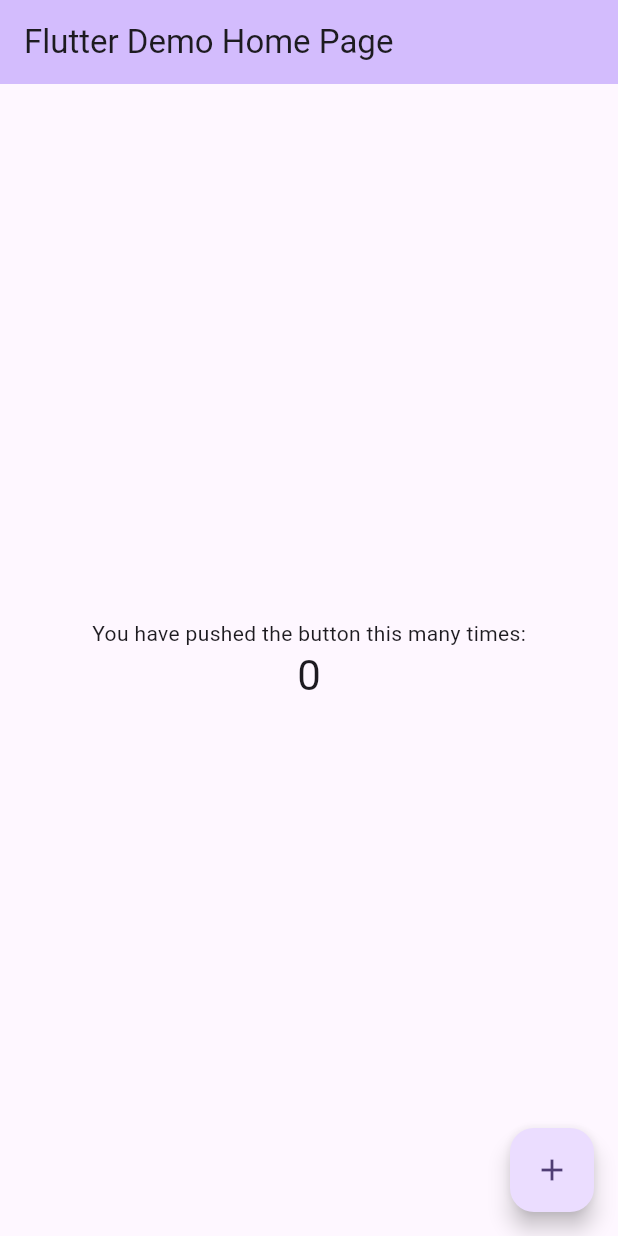
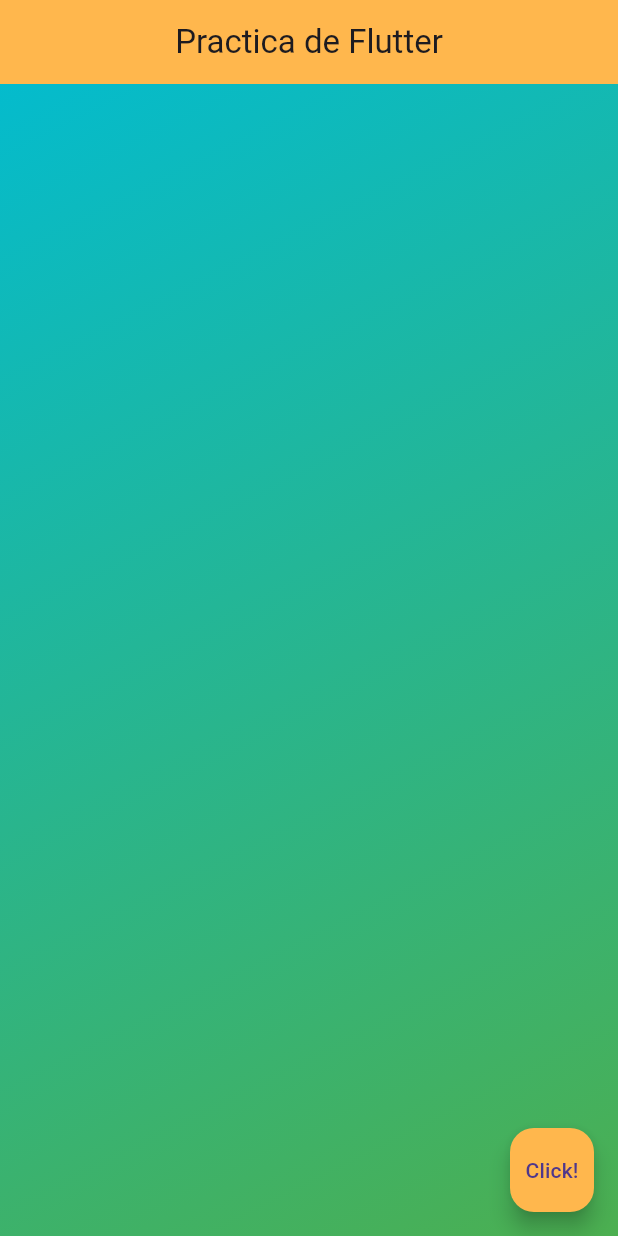
Before and after one commit to manuelenrq9/SoundSpace, a Flutter app: the screen it shows after launch, on a phone screen of 412 x 824 dp. Run offline on Flutter 3.47's test engine with Material 3 defaults, Android fonts, the phone set to English and light mode, and no system bars.

Commit message:
background gradient added

```diff
--- a/lib/main.dart
+++ b/lib/main.dart
@@ -1,125 +1,34 @@
 import 'package:flutter/material.dart';
 
-void main() {
-  runApp(const MyApp());
-}
+void main() => runApp(MaterialApp(
+      home: Home(),
+    ));
 
-class MyApp extends StatelessWidget {
-  const MyApp({super.key});
-
-  // This widget is the root of your application.
+class Home extends StatelessWidget {
   @override
   Widget build(BuildContext context) {
-    return MaterialApp(
-      title: 'Flutter Demo',
-      theme: ThemeData(
-        // This is the theme of your application.
-        //
-        // TRY THIS: Try running your application with "flutter run". You'll see
-        // the application has a purple toolbar. Then, without quitting the app,
-        // try changing the seedColor in the colorScheme below to Colors.green
-        // and then invoke "hot reload" (save your changes or press the "hot
-        // reload" button in a Flutter-supported IDE, or press "r" if you used
-        // the command line to start the app).
-        //
-        // Notice that the counter didn't reset back to zero; the application
-        // state is not lost during the reload. To reset the state, use hot
-        // restart instead.
-        //
-        // This works for code too, not just values: Most code changes can be
-        // tested with just a hot reload.
-        colorScheme: ColorScheme.fromSeed(seedColor: Colors.deepPurple),
-        useMaterial3: true,
+    return Container(
+      decoration: const BoxDecoration(
+          gradient: LinearGradient(
+        begin: Alignment.topLeft,
+        end: Alignment.bottomRight,
+        colors: [Colors.cyan, Colors.green],
+      )),
+      child: Scaffold(
+        backgroundColor: Colors.transparent,
+        appBar: AppBar(
+          title: Text('Practica de Flutter'),
+          centerTitle: true,
+          backgroundColor: Colors.orange[300],
+        ),
+        //body:
+
+        floatingActionButton: FloatingActionButton(
+          backgroundColor: Colors.orange[300],
+          child: Text('Click!'),
+          onPressed: null,
+        ),
       ),
-      home: const MyHomePage(title: 'Flutter Demo Home Page'),
     );
   }
 }
-
-class MyHomePage extends StatefulWidget {
-  const MyHomePage({super.key, required this.title});
-
-  // This widget is the home page of your application. It is stateful, meaning
-  // that it has a State object (defined below) that contains fields that affect
-  // how it looks.
-
-  // This class is the configuration for the state. It holds the values (in this
-  // case the title) provided by the parent (in this case the App widget) and
-  // used by the build method of the State. Fields in a Widget subclass are
-  // always marked "final".
-
-  final String title;
-
-  @override
-  State<MyHomePage> createState() => _MyHomePageState();
-}
-
-class _MyHomePageState extends State<MyHomePage> {
-  int _counter = 0;
-
-  void _incrementCounter() {
-    setState(() {
-      // This call to setState tells the Flutter framework that something has
-      // changed in this State, which causes it to rerun the build method below
-      // so that the display can reflect the updated values. If we changed
-      // _counter without calling setState(), then the build method would not be
-      // called again, and so nothing would appear to happen.
-      _counter++;
-    });
-  }
-
-  @override
-  Widget build(BuildContext context) {
-    // This method is rerun every time setState is called, for instance as done
-    // by the _incrementCounter method above.
-    //
-    // The Flutter framework has been optimized to make rerunning build methods
-    // fast, so that you can just rebuild anything that needs updating rather
-    // than having to individually change instances of widgets.
-    return Scaffold(
-      appBar: AppBar(
-        // TRY THIS: Try changing the color here to a specific color (to
-        // Colors.amber, perhaps?) and trigger a hot reload to see the AppBar
-        // change color while the other colors stay the same.
-        backgroundColor: Theme.of(context).colorScheme.inversePrimary,
-        // Here we take the value from the MyHomePage object that was created by
-        // the App.build method, and use it to set our appbar title.
-        title: Text(widget.title),
-      ),
-      body: Center(
-        // Center is a layout widget. It takes a single child and positions it
-        // in the middle of the parent.
-        child: Column(
-          // Column is also a layout widget. It takes a list of children and
-          // arranges them vertically. By default, it sizes itself to fit its
-          // children horizontally, and tries to be as tall as its parent.
-          //
-          // Column has various properties to control how it sizes itself and
-          // how it positions its children. Here we use mainAxisAlignment to
-          // center the children vertically; the main axis here is the vertical
-          // axis because Columns are vertical (the cross axis would be
-          // horizontal).
-          //
-          // TRY THIS: Invoke "debug painting" (choose the "Toggle Debug Paint"
-          // action in the IDE, or press "p" in the console), to see the
-          // wireframe for each widget.
-          mainAxisAlignment: MainAxisAlignment.center,
-          children: <Widget>[
-            const Text(
-              'You have pushed the button this many times:',
-            ),
-            Text(
-              '$_counter',
-              style: Theme.of(context).textTheme.headlineMedium,
-            ),
-          ],
-        ),
-      ),
-      floatingActionButton: FloatingActionButton(
-        onPressed: _incrementCounter,
-        tooltip: 'Increment',
-        child: const Icon(Icons.add),
-      ), // This trailing comma makes auto-formatting nicer for build methods.
-    );
-  }
-}
--- a/pubspec.yaml
+++ b/pubspec.yaml
@@ -59,9 +59,9 @@ flutter:
   uses-material-design: true
 
   # To add assets to your application, add an assets section, like this:
-  # assets:
-  #   - images/a_dot_burr.jpeg
-  #   - images/a_dot_ham.jpeg
+   #assets:
+     #- images/a_dot_burr.jpeg
+     #- images/a_dot_ham.jpeg
 
   # An image asset can refer to one or more resolution-specific "variants", see
   # https://flutter.dev/assets-and-images/#resolution-aware
```
Also changed, not shown: lib/Views/landing_page.dart (added, +14 -0 lines), lib/Widgets/background.dart (added, +19 -0 lines).
